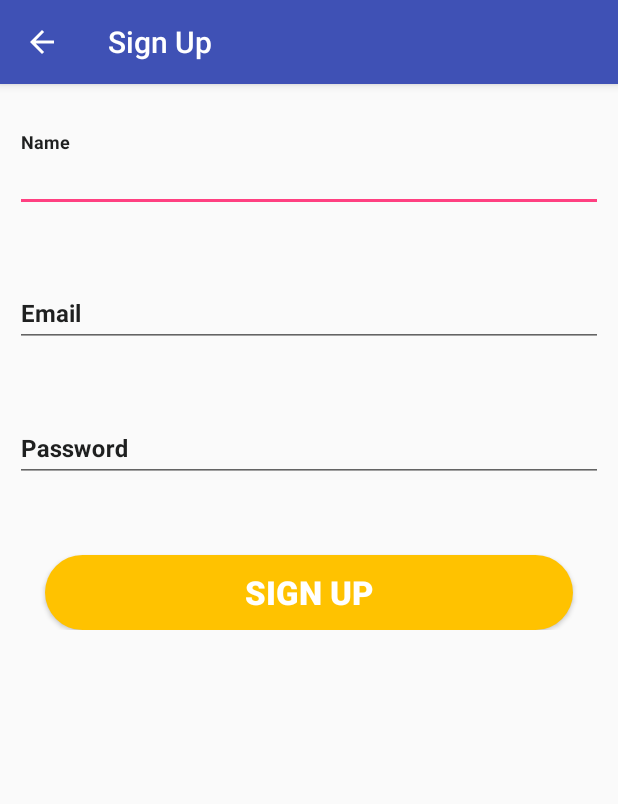
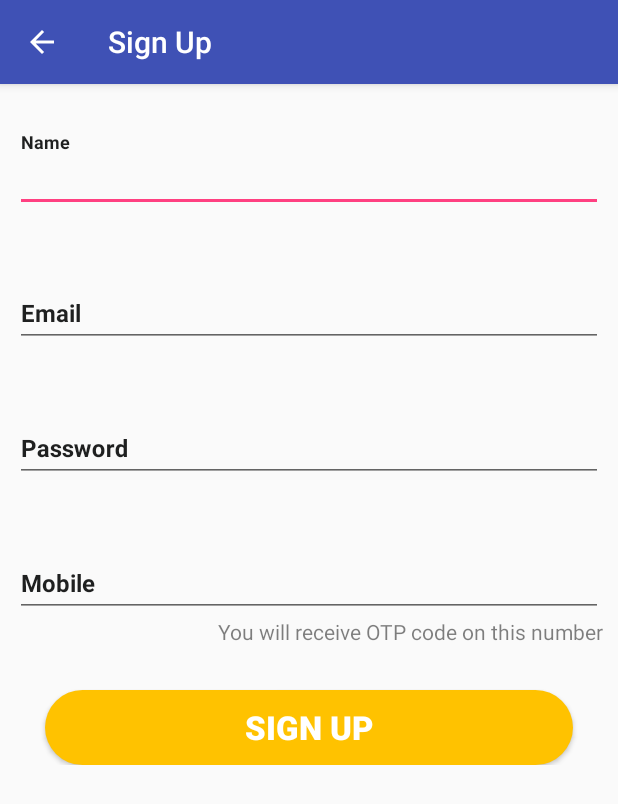
Before and after one commit to sandipgh19/Zersey, an Android app: the Signup screen opened directly, with no data from a screen before it, on a phone screen of 412 x 824 dp. Shown: the top 804 px of the screen. Run offline under Robolectric (Android 15) with nearby library versions, the phone set to English and light mode, and no system bars; our stand-ins replace Volley.

Commit message:
Add Mobile Verification Design

```diff
--- a/app/src/main/res/layout/activity_signup.xml
+++ b/app/src/main/res/layout/activity_signup.xml
@@ -97,6 +97,40 @@
 
             </FrameLayout>
 
+            <FrameLayout
+                android:layout_width="match_parent"
+                android:layout_height="wrap_content"
+                android:layout_marginLeft="10dp"
+                android:layout_marginRight="10dp"
+                android:layout_marginTop="290dp">
+
+                <android.support.design.widget.TextInputLayout
+                    android:id="@+id/mobile_layout"
+                    style="@style/AppTheme.Text.TextInputLayout"
+                    app:errorTextAppearance="@style/AppTheme.Text.ErrorText"
+                    app:hintTextAppearance="@style/AppTheme.Text.HintText">
+
+                    <EditText
+                        android:id="@+id/mobile"
+                        style="@style/AppTheme.EditText2"
+                        android:hint="Mobile"
+                        android:inputType="number" />
+
+                    <TextView
+                        android:layout_width="wrap_content"
+                        android:layout_height="wrap_content"
+                        android:layout_alignParentRight="true"
+                        android:layout_gravity="right"
+                        android:textColor="@color/black"
+                        android:alpha=".5"
+                        android:text="You will receive OTP code on this number" />
+                </android.support.design.widget.TextInputLayout>
+
+
+
+            </FrameLayout>
+
+
 
             <FrameLayout
                 android:layout_width="match_parent"
@@ -109,7 +143,7 @@
                     android:layout_height="50dp"
                     android:layout_marginLeft="30dp"
                     android:layout_marginRight="30dp"
-                    android:layout_marginTop="300dp"
+                    android:layout_marginTop="390dp"
                     android:background="@drawable/button"
                     android:text="SIGN UP"
                     android:textColor="@color/white"
--- a/app/src/main/res/values/colors.xml
+++ b/app/src/main/res/values/colors.xml
@@ -8,4 +8,6 @@
     <color name="white">#ffffff</color>
     <color name="yellow">#FFC200</color>
     <color name="gray">#808080</color>
+    <color name="black">#000000</color>
+    <color name="text_color">#424242</color>
 </resources>
```
Also changed, not shown: app/src/main/res/layout/activity_verification.xml (added, +151 -0 lines), app/src/main/res/drawable-hdpi/yellow_phone1.png (added), app/src/main/res/drawable-v21/yellow_phone1.png (added), app/src/main/res/drawable-xhdpi/yellow_phone1.png (added), app/src/main/res/drawable-xxhdpi/yellow_phone1.png (added), app/src/main/res/drawable-xxxhdpi/yellow_phone1.png (added), app/src/main/res/drawable/yellow_phone1.png (added).
